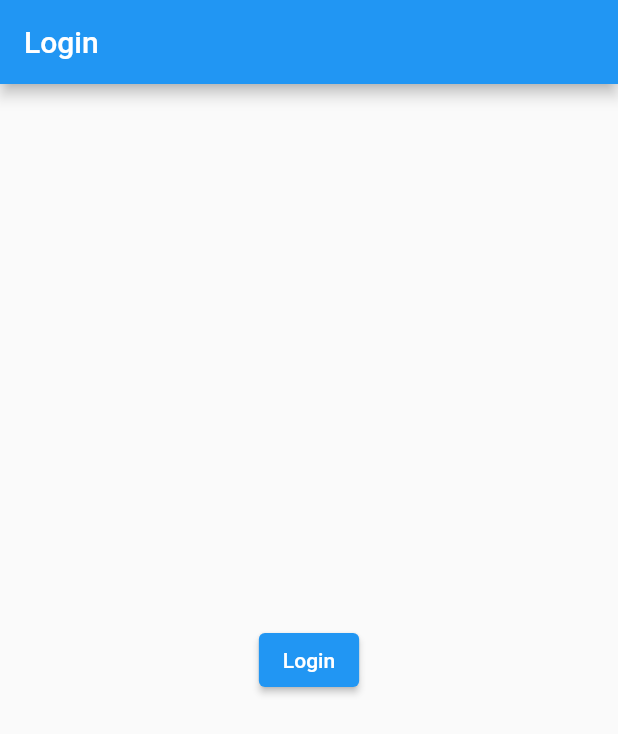
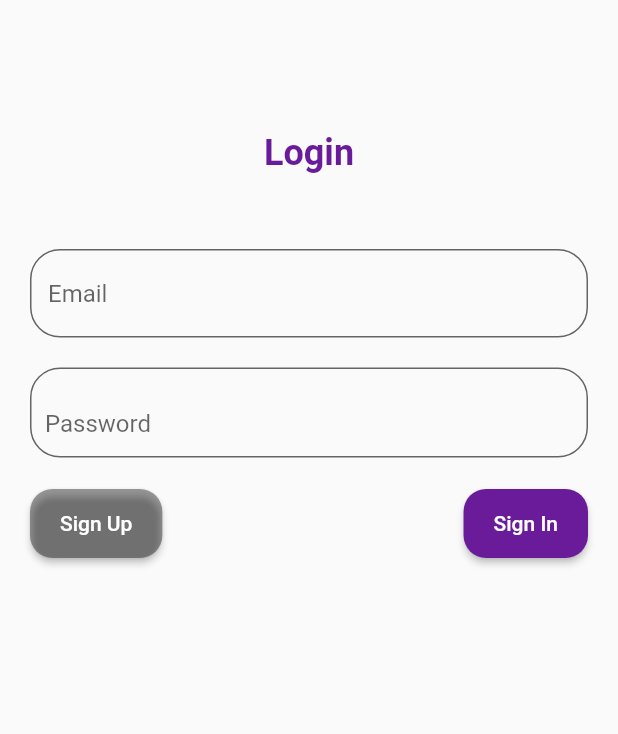
Before and after one commit to Flutter-OJT-Applications/GetX-Middleware, a Flutter app: the screen it shows after launch, on a phone screen of 412 x 824 dp. Shown: the top 734 px of the screen. Run offline on Flutter 3.47's test engine with Material 2 defaults, Android fonts, the phone set to English and light mode, and no system bars; our stand-ins replace flutter_secure_storage, get, logger, sqflite; accounts and stored records are empty.

```diff
--- a/lib/middlewares/middleware.dart
+++ b/lib/middlewares/middleware.dart
@@ -7,28 +7,9 @@ class GlobalMiddleware extends GetMiddleware {
 
   @override
   RouteSettings? redirect(String? route) {
-    return authService.authenticated || route == '/login'
+    return authService.authenticated || route == '/login' || route == '/sign-up'
         ? null
         : const RouteSettings(name: '/login');
   }
-  //
-  // @override
-  // GetPage? onPageCalled(GetPage? page) {
-  //   print('>>> Page ${page!.name} called');
-  //   print('>>> User ${authController.username} logged');
-  //   return page;
-  // }
-  //
-  // @override
-  // GetPageBuilder? onPageBuildStart(GetPageBuilder? page) {
-  //   print('Bindings of ${page.toString()} are ready');
-  //   return page;
-  // }
-  //
-  // @override
-  // Widget onPageBuilt(Widget page) {
-  //   print('Widget ${page.toStringShort()} will be showed');
-  //   return page;
-  // }
 
 }
--- /dev/null
+++ b/lib/models/role/role_model.dart
@@ -0,0 +1,5 @@
+class RoleModel {
+  int? id;
+  String name;
+  RoleModel({ this.id,required this.name});
+}
--- a/lib/screens/auth/login_screen.dart
+++ b/lib/screens/auth/login_screen.dart
@@ -1,5 +1,5 @@
-import 'package:authentications/services/login/login_service.dart';
-import 'package:authentications/services/prefs/storage_service.dart';
+import 'package:authentications/screens/commons/common_widget.dart';
+import 'package:authentications/services/auth/login_service.dart';
 import 'package:flutter/material.dart';
 import 'package:get/get.dart';
 
@@ -8,19 +8,91 @@ class LoginScreen extends GetView<LoginService> {
 
   @override
   Widget build(BuildContext context) {
-    final storageService = Get.find<StorageService>();
     return Scaffold(
-      appBar: AppBar(title: const Text('Login')),
-      body: Center(
-        child: ElevatedButton(
-          child: const Text('Login'),
-          onPressed: () async {
-            controller.authService.authenticated = true;
-            String name = "Mg Mg";
-            await storageService.storage.write(key: 'user', value: name);
-            controller.authService.username = name;
-            Get.offNamed('/home');
-          },
+      body: SafeArea(
+        child: Form(
+          key: controller.key,
+          child: Padding(
+            padding: const EdgeInsets.symmetric(vertical: 8.0, horizontal: 20),
+            child: SingleChildScrollView(
+              child: Column(
+                children: [
+                  const SizedBox(
+                    height: 30,
+                  ),
+                  Padding(
+                    padding: const EdgeInsets.symmetric(vertical: 50),
+                    child: Text('Login', style: CommonWidget.titleText()),
+                  ),
+                  TextFormField(
+                    controller: controller.emailController,
+                    decoration: CommonWidget.inputStyle(placeholder: 'Email'),
+                    validator: (value) {
+                      if (value == null || value.isEmpty)
+                        return "Email cannot be empty!";
+                      return null;
+                    },
+                  ),
+                  const SizedBox(
+                    height: 20,
+                  ),
+                  Obx(() => TextFormField(
+                        controller: controller.passwordController,
+                        obscureText: !controller.isPasswordShowing,
+                        decoration: CommonWidget.passwordStyle(
+                          placeholder: 'Password',
+                          isShow: controller.isPasswordShowing,
+                          onShow: () {
+                            controller.isPasswordShowing =
+                                !controller.isPasswordShowing;
+                          },
+                        ),
+                        validator: (value) {
+                          if (value == null || value.isEmpty)
+                            return "Password cannot be null";
+                          if (value.length < 6)
+                            return "Password must be at least 6 characters";
+                          return null;
+                        },
+                      )),
+                  const SizedBox(
+                    height: 20,
+                  ),
+                  Row(
+                    mainAxisAlignment: MainAxisAlignment.spaceBetween,
+                    children: [
+                      ElevatedButton(
+                        onPressed: () {
+                          Get.offNamed('/sign-up');
+                        },
+                        style: CommonWidget.secondaryButtonStyle(),
+                        child: const Text('Sign Up'),
+                      ),
+                      ElevatedButton(
+                        onPressed: () async {
+                          if (controller.key.currentState!.validate()) {
+                            final success = await controller.login();
+                            if (!success) {
+                              Get.snackbar('Failed to Login!',
+                                  'Invalid email or password!',
+                                  backgroundColor: Colors.pink,
+                                colorText: Colors.white,
+                                margin: const EdgeInsets.all(10),
+                              );
+                            } else {
+                              Get.offNamed('/home');
+                            }
+                          }
+                        },
+                        style: CommonWidget.primaryButtonStyle(),
+                        child: const Text('Sign In'),
+                      ),
+                    ],
+                  ),
+                ],
+              ),
+            ),
+          ),
         ),
       ),
     );
--- a/lib/screens/configs/page_config.dart
+++ b/lib/screens/configs/page_config.dart
@@ -1,8 +1,10 @@
 import 'package:authentications/middlewares/middleware.dart';
 import 'package:authentications/screens/auth/login_screen.dart';
+import 'package:authentications/screens/auth/sign_up_screen.dart';
 import 'package:authentications/screens/home/home_screen.dart';
+import 'package:authentications/services/auth/sign_up_service.dart';
 import 'package:authentications/services/home/home_service.dart';
-import 'package:authentications/services/login/login_service.dart';
+import 'package:authentications/services/auth/login_service.dart';
 import 'package:get/get.dart';
 
 class PageConfig {
@@ -23,5 +25,13 @@ class PageConfig {
       }),
       middlewares: [GlobalMiddleware()],
     ),
+    GetPage(
+      name: '/sign-up',
+      page: () => const SignUpScreen(),
+      binding: BindingsBuilder(() {
+        Get.put(SignUpService());
+      }),
+      middlewares: [GlobalMiddleware()],
+    ),
   ];
 }
--- a/lib/screens/home/home_screen.dart
+++ b/lib/screens/home/home_screen.dart
@@ -9,13 +9,13 @@ class HomeScreen extends StatelessWidget {
   Widget build(BuildContext context) {
     final authController = Get.find<AuthService>();
     return Scaffold(
-      appBar: AppBar(title: const Text('HOME')),
+      appBar: AppBar(title: Text('${authController.principal.name}')),
       body: Center(
         child: Column(
           mainAxisAlignment: MainAxisAlignment.center,
           crossAxisAlignment: CrossAxisAlignment.center,
           children: [
-            Text('User: ${authController.username}'),
+            Text('User: ${authController.principal.toString()}'),
             ElevatedButton(onPressed: () async{
               await authController.logout();
               Get.offNamed('/login');
--- a/lib/services/auth/auth_service.dart
+++ b/lib/services/auth/auth_service.dart
@@ -1,3 +1,4 @@
+import 'package:authentications/models/user/user_model.dart';
 import 'package:authentications/services/prefs/storage_service.dart';
 import 'package:get/get.dart';
 
@@ -6,6 +7,13 @@ class AuthService extends GetxController {
 
   final _authenticated = false.obs;
   final _username = RxString('');
+  final _principal = UserModel().obs;
+
+  Future<void> authenticateUser(UserModel user) async{
+    await storageService.storage.write(key: 'user', value: user.toString());
+    _authenticated.value = true;
+    _principal.value = user;
+  }
 
   Future<void> logout() async{
     await storageService.clearStorage();
@@ -17,4 +25,6 @@ class AuthService extends GetxController {
   set authenticated(bool value) => _authenticated.value = value;
   String get username => _username.value;
   set username(value) => _username.value = value;
+  UserModel get principal => _principal.value;
+  set principal(value) => _principal.value = value;
 }
--- /dev/null
+++ b/lib/services/auth/login_service.dart
@@ -0,0 +1,41 @@
+import 'dart:convert';
+
+import 'package:authentications/models/user/user_model.dart';
+import 'package:authentications/repositories/user/user_repository.dart';
+import 'package:authentications/services/commons/password_utils.dart';
+import 'package:flutter/cupertino.dart';
+import 'package:get/get.dart';
+import 'auth_service.dart';
+
+
+class LoginService extends GetxController {
+
+  final TextEditingController emailController = TextEditingController();
+  final TextEditingController passwordController = TextEditingController();
+  final UserRepository userRepo = UserRepository();
+
+  final _isPasswordShowing = false.obs;
+
+  final GlobalKey<FormState> key = GlobalKey<FormState>();
+
+  void clearForms(){
+    emailController.clear();
+    passwordController.clear();
+  }
+
+  Future<bool> login() async{
+    final data = await userRepo.getUserByEmail(emailController.text);
+    if(data == null){
+      return false;
+    }
+    final match = (PasswordUtil.encryptPassword(passwordController.text)==data.password);
+    if(match){
+      await authService.authenticateUser(data);
+    }
+    return match;
+  }
+
+  AuthService get authService => Get.find<AuthService>();
+  bool get isPasswordShowing => _isPasswordShowing.value;
+  set isPasswordShowing(bool value) => _isPasswordShowing.value = value;
+}
--- /dev/null
+++ b/lib/services/auth/sign_up_service.dart
@@ -0,0 +1,48 @@
+import 'dart:convert';
+
+import 'package:authentications/models/user/user_model.dart';
+import 'package:authentications/repositories/user/user_repository.dart';
+import 'package:authentications/services/configs/entity_service.dart';
+import 'package:flutter/cupertino.dart';
+import 'package:get/get.dart';
+
+import 'auth_service.dart';
+
+class SignUpService extends GetxController{
+  final TextEditingController nameController = TextEditingController();
+  final TextEditingController emailController = TextEditingController();
+  final TextEditingController passwordController = TextEditingController();
+  final TextEditingController confirmPasswordController = TextEditingController();
+  final UserRepository userRepo = UserRepository();
+
+  final _isPasswordShowing = false.obs;
+  final _isConfirmPasswordShowing = false.obs;
+
+  final GlobalKey<FormState> key = GlobalKey<FormState>();
+
+  void clearForms(){
+    emailController.clear();
+    passwordController.clear();
+  }
+
+  Future<bool> signUpUser() async {
+    UserModel user = UserModel();
+    user.name = nameController.text;
+    user.email = emailController.text;
+    user.password = passwordController.text;
+    user.roleId = 2;
+    final id = await userRepo.create(user);
+    if(id ==null)return false;
+    user.id = id;
+    await authService.authenticateUser(user);
+    return true;
+  }
+
+  AuthService get authService => Get.find<AuthService>();
+  EntityService get entityService => Get.find<EntityService>();
+
+  bool get isPasswordShowing => _isPasswordShowing.value;
+  set isPasswordShowing(bool value) => _isPasswordShowing.value = value;
+  bool get isConfirmPasswordShowing => _isConfirmPasswordShowing.value;
+  set isConfirmPasswordShowing(bool value) => _isConfirmPasswordShowing.value = value;
+}
--- /dev/null
+++ b/lib/services/commons/password_utils.dart
@@ -0,0 +1,11 @@
+import 'dart:convert';
+
+import 'package:crypto/crypto.dart';
+
+class PasswordUtil {
+  static String encryptPassword(String password) {
+    final bytes = utf8.encode(password);
+    final hash = sha256.convert(bytes);
+    return hash.toString();
+  }
+}
--- /dev/null
+++ b/lib/utils/logger_utils.dart
@@ -0,0 +1,3 @@
+import 'package:logger/logger.dart';
+
+final Logger logger = Logger();
--- a/pubspec.yaml
+++ b/pubspec.yaml
@@ -37,6 +37,10 @@ dependencies:
   cupertino_icons: ^1.0.2
   get: ^4.6.5
   flutter_secure_storage: ^8.0.0
+  crypto: ^3.0.3
+  sqflite: ^2.2.8+4
+  path: ^1.8.3
+  logger: ^1.4.0
 
 dev_dependencies:
   flutter_test:
```
Also changed, not shown: lib/main.dart (+18 -8 lines), lib/models/user/user_model.dart (+11 -4 lines), lib/repositories/crud_repository.dart (added, +12 -0 lines), lib/repositories/user/user_repository.dart (added, +43 -0 lines), lib/screens/auth/sign_up_screen.dart (added, +131 -0 lines), lib/services/configs/entity_service.dart (added, +76 -0 lines), lib/services/login/login_service.dart (deleted, +0 -13 lines), lib/services/user/user_service.dart (added, +28 -0 lines), pubspec.lock, 1 other file.
